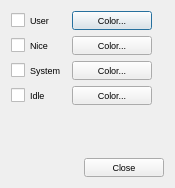
Qt form local_src/qt4-demo-2011.07.0/config.ui (clementleger/OSELAS.BSP-Pengutronix-Mini2440) before a commit.
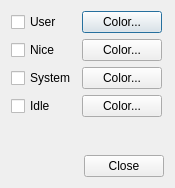
The same form after that commit.

Commit message: qt4-demo: set default fonts in main()

```diff
--- a/local_src/qt4-demo-2011.07.0/config.ui
+++ b/local_src/qt4-demo-2011.07.0/config.ui
@@ -10,11 +10,6 @@
     <height>188</height>
    </rect>
   </property>
-  <property name="font">
-   <font>
-    <pointsize>7</pointsize>
-   </font>
-  </property>
   <property name="windowTitle">
    <string>Dialog</string>
   </property>
```
The commit also changes 2 other files.
